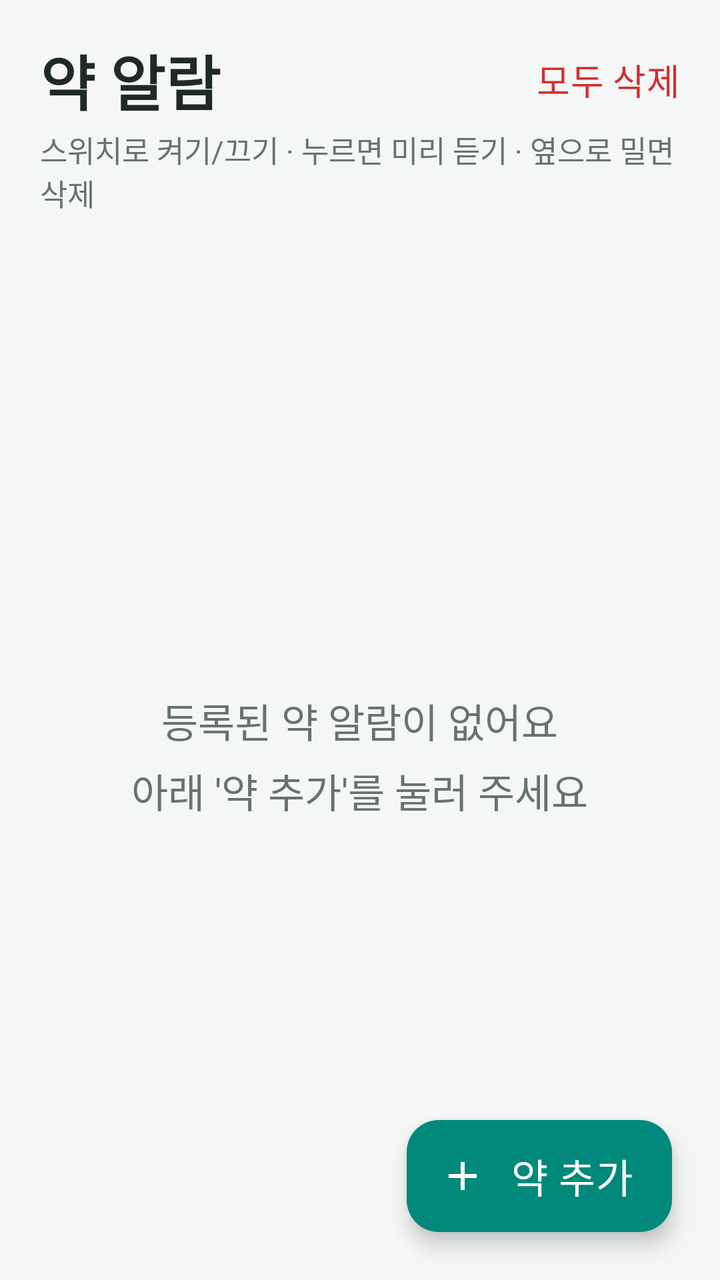
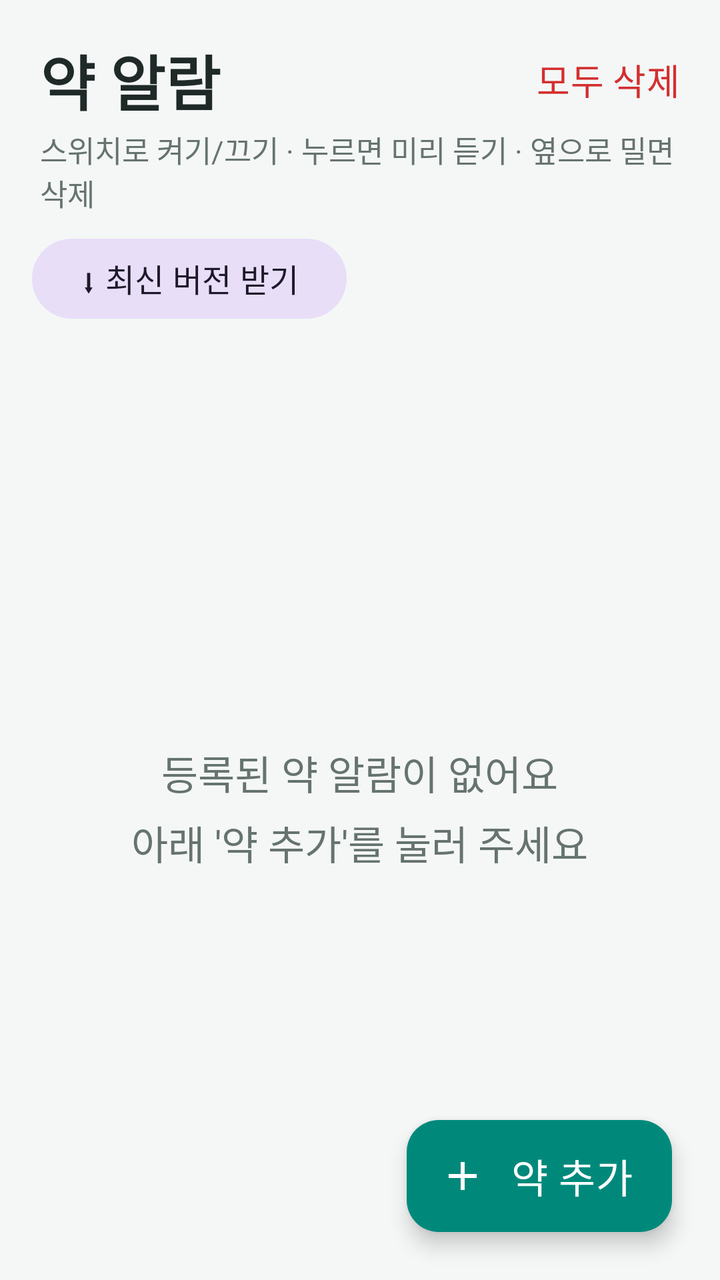

Before-and-after screenshots of an Android layout around one commit, followed by the original layout XML and the change that was made.
<!-- AndroidManifest.xml: application theme Theme.YakAlarm -->
<!-- res/layout/activity_main.xml -->
<?xml version="1.0" encoding="utf-8"?>
<androidx.coordinatorlayout.widget.CoordinatorLayout xmlns:android="http://schemas.android.com/apk/res/android"
    xmlns:app="http://schemas.android.com/apk/res-auto"
    android:id="@+id/root"
    android:layout_width="match_parent"
    android:layout_height="match_parent"
    android:background="@color/bg">

    <LinearLayout
        android:layout_width="match_parent"
        android:layout_height="match_parent"
        android:orientation="vertical">

        <LinearLayout
            android:layout_width="match_parent"
            android:layout_height="wrap_content"
            android:gravity="center_vertical"
            android:orientation="horizontal"
            android:paddingStart="20dp"
            android:paddingTop="16dp"
            android:paddingEnd="8dp">

            <TextView
                android:layout_width="0dp"
                android:layout_height="wrap_content"
                android:layout_weight="1"
                android:text="@string/app_name"
                android:textColor="@color/text"
                android:textSize="30sp"
                android:textStyle="bold" />

            <com.google.android.material.button.MaterialButton
                android:id="@+id/deleteAllButton"
                style="@style/Widget.Material3.Button.TextButton"
                android:layout_width="wrap_content"
                android:layout_height="wrap_content"
                android:text="모두 삭제"
                android:textColor="@color/danger"
                android:textSize="18sp" />
        </LinearLayout>

        <TextView
            android:layout_width="wrap_content"
            android:layout_height="wrap_content"
            android:paddingStart="20dp"
            android:paddingEnd="20dp"
            android:paddingBottom="8dp"
            android:id="@+id/hintText"
            android:text="스위치로 켜기/끄기 · 누르면 미리 듣기 · 옆으로 밀면 삭제"
            android:textColor="@color/subtext"
            android:textSize="15sp" />

        <com.google.android.material.button.MaterialButton
            android:id="@+id/stopRingingButton"
            android:layout_width="match_parent"
            android:layout_height="76dp"
            android:layout_marginStart="16dp"
            android:layout_marginTop="4dp"
            android:layout_marginEnd="16dp"
            android:layout_marginBottom="8dp"
            android:backgroundTint="@color/danger"
            android:text="🔔 울리는 알람 끄기"
            android:textColor="#FFFFFFFF"
            android:textSize="24sp"
            android:textStyle="bold"
            android:visibility="gone"
            app:cornerRadius="16dp" />

        <FrameLayout
            android:layout_width="match_parent"
            android:layout_height="0dp"
            android:layout_weight="1">

            <androidx.recyclerview.widget.RecyclerView
                android:id="@+id/medList"
                android:layout_width="match_parent"
                android:layout_height="match_parent"
                android:clipToPadding="false"
                android:paddingBottom="110dp" />

            <TextView
                android:id="@+id/emptyText"
                android:layout_width="wrap_content"
                android:layout_height="wrap_content"
                android:layout_gravity="center"
                android:gravity="center"
                android:lineSpacingExtra="6dp"
                android:text="등록된 약 알람이 없어요\n아래 '약 추가'를 눌러 주세요"
                android:textColor="@color/subtext"
                android:textSize="20sp" />
        </FrameLayout>
    </LinearLayout>

    <com.google.android.material.floatingactionbutton.ExtendedFloatingActionButton
        android:id="@+id/addButton"
        android:layout_width="wrap_content"
        android:layout_height="wrap_content"
        android:layout_gravity="bottom|end"
        android:layout_margin="24dp"
        android:text="약 추가"
        android:textSize="20sp"
        app:icon="@drawable/ic_add" />
</androidx.coordinatorlayout.widget.CoordinatorLayout>
<!-- resources referenced by this layout -->
<resources>
  <color name="bg">#F4F7F6</color>
  <color name="danger">#D32F2F</color>
  <color name="subtext">#66736F</color>
  <color name="text">#1F2A28</color>
  <!-- drawable ic_add (drawable) -->
  <vector xmlns:android="http://schemas.android.com/apk/res/android"
      android:width="24dp"
      android:height="24dp"
      android:viewportWidth="24"
      android:viewportHeight="24">
      <path
          android:fillColor="#FFFFFFFF"
          android:pathData="M19,13h-6v6h-2v-6H5v-2h6V5h2v6h6v2z" />
  </vector>
  <string name="app_name">약 알람</string>
  <style name="Theme.YakAlarm" parent="Theme.Material3.Light.NoActionBar">
          <item name="colorPrimary">@color/primary</item>
          <item name="colorOnPrimary">#FFFFFF</item>
          <item name="colorPrimaryContainer">@color/primary</item>
          <item name="colorOnPrimaryContainer">#FFFFFF</item>
          <item name="android:windowBackground">@color/bg</item>
          <item name="android:statusBarColor">@color/bg</item>
          <item name="android:windowLightStatusBar">true</item>
      </style>
  <color name="primary">#00897B</color>
</resources>

<!-- the commit's change to res/layout/activity_main.xml (unified diff, before → after) -->
@@ -51,6 +51,16 @@
             android:textSize="15sp" />
 
         <com.google.android.material.button.MaterialButton
+            android:id="@+id/updateButton"
+            style="@style/Widget.Material3.Button.TonalButton"
+            android:layout_width="wrap_content"
+            android:layout_height="wrap_content"
+            android:layout_marginStart="16dp"
+            android:layout_marginBottom="4dp"
+            android:text="⬇ 최신 버전 받기"
+            android:textSize="16sp" />
+
+        <com.google.android.material.button.MaterialButton
             android:id="@+id/stopRingingButton"
             android:layout_width="match_parent"
             android:layout_height="76dp"
